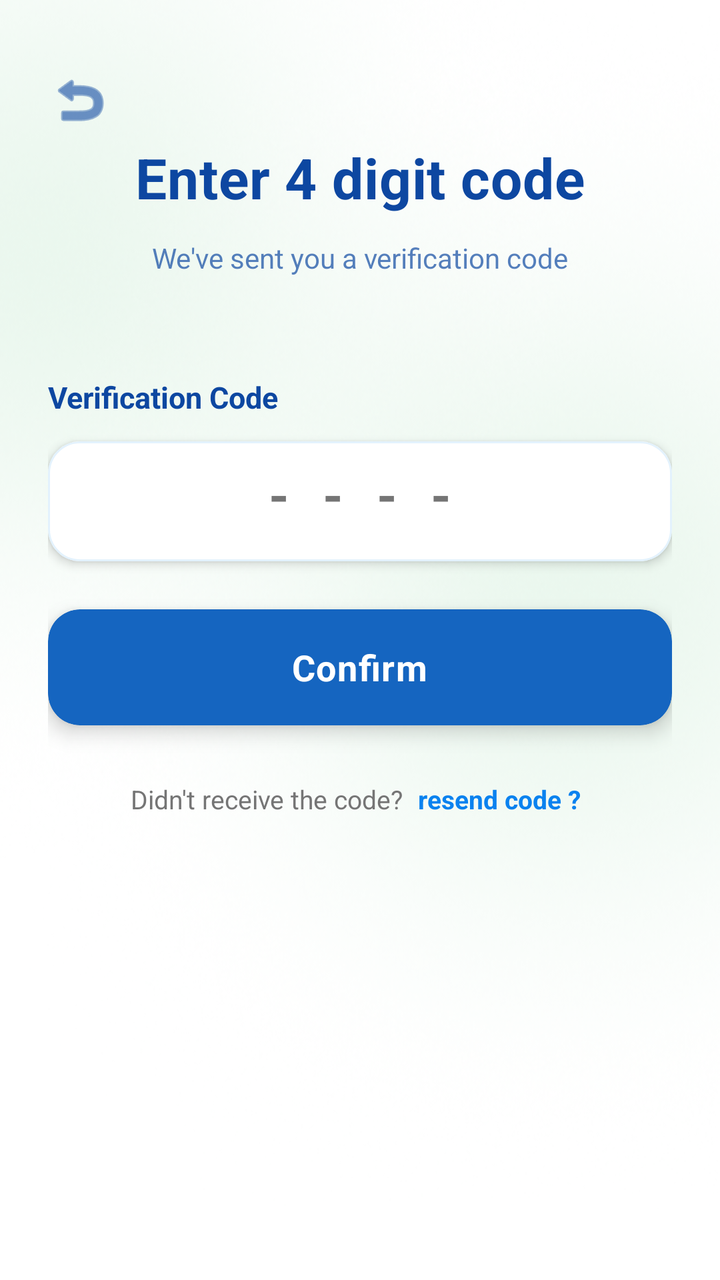
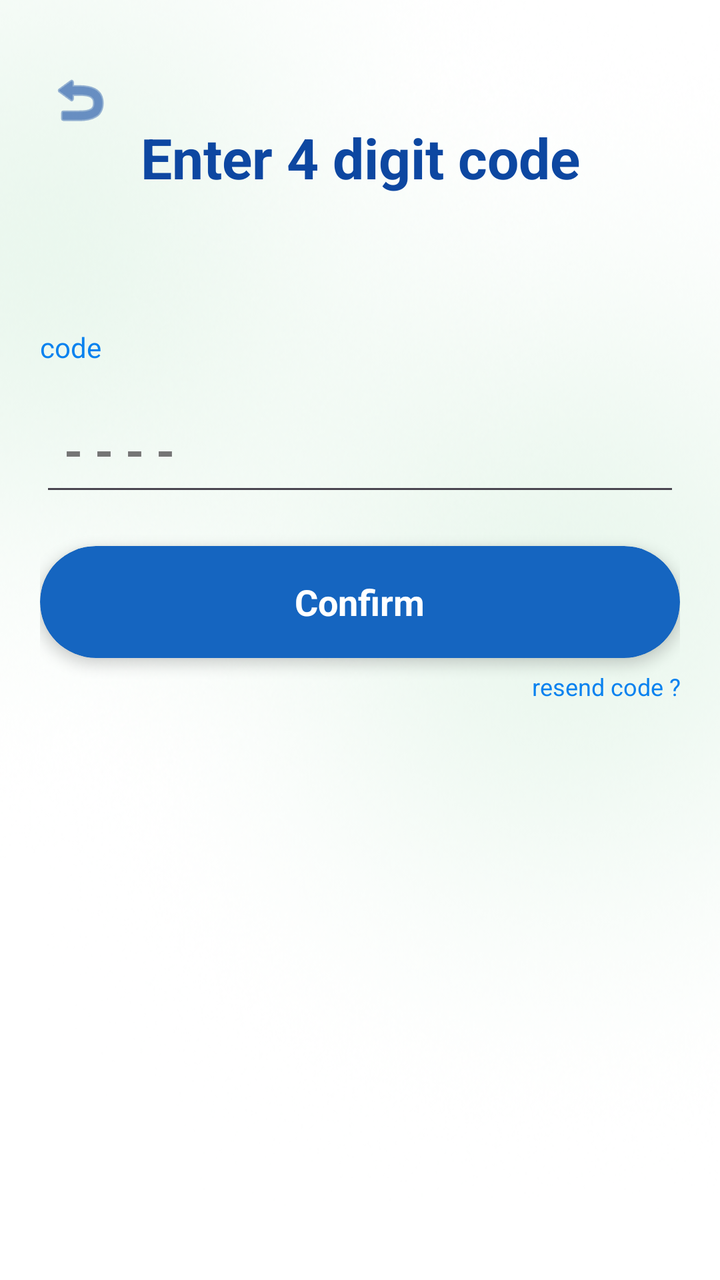

An Android layout rendered at two revisions. The XML below is the earlier revision; the diff shows what the commit changed to produce the second picture.
<!-- AndroidManifest.xml: application theme Theme.Hostello -->
<!-- res/layout/activity_otp.xml -->
<?xml version="1.0" encoding="utf-8"?>
<LinearLayout xmlns:android="http://schemas.android.com/apk/res/android"
    xmlns:app="http://schemas.android.com/apk/res-auto"
    xmlns:tools="http://schemas.android.com/tools"
    android:id="@+id/main"
    android:layout_width="match_parent"
    android:layout_height="match_parent"
    android:orientation="vertical"
    android:background="@color/white"
    tools:context=".OtpActivity">

    <FrameLayout
        android:layout_width="match_parent"
        android:layout_height="wrap_content"
        android:background="@drawable/gradient_bg">

        
        <ImageButton
            android:id="@+id/back"
            android:layout_width="48dp"
            android:layout_height="48dp"
            android:layout_marginStart="16dp"
            android:layout_marginTop="26dp"
            android:background="?attr/selectableItemBackgroundBorderless"
            android:contentDescription="@string/back"
            android:src="@android:drawable/ic_menu_revert"
            app:tint="@color/dark_blue" />

        
        <LinearLayout
            android:layout_width="match_parent"
            android:layout_height="wrap_content"
            android:orientation="vertical"
            android:gravity="center_horizontal"
            android:paddingStart="24dp"
            android:paddingEnd="24dp"
            android:paddingTop="20dp"
            android:paddingBottom="40dp">

            
            <TextView
                android:id="@+id/member_verification_code_text"
                android:layout_width="match_parent"
                android:layout_height="wrap_content"
                android:text="@string/enter_4_digit_code"
                android:textAlignment="center"
                android:textColor="@color/dark_blue"
                android:textSize="28sp"
                android:textStyle="bold"
                android:layout_marginTop="50dp"
                android:layout_marginBottom="12dp"
                android:letterSpacing="0.01" />

            
            <TextView
                android:layout_width="match_parent"
                android:layout_height="wrap_content"
                android:text="We've sent you a verification code"
                android:textAlignment="center"
                android:textColor="@color/dark_blue"
                android:textSize="14sp"
                android:layout_marginBottom="50dp"
                android:alpha="0.7" />

            
            <TextView
                android:id="@+id/member_ver_code"
                android:layout_width="match_parent"
                android:layout_height="wrap_content"
                android:text="Verification Code"
                android:textColor="@color/dark_blue"
                android:textSize="15sp"
                android:textStyle="bold"
                android:layout_marginBottom="12dp" />

            
            <com.google.android.material.card.MaterialCardView
                android:layout_width="match_parent"
                android:layout_height="wrap_content"
                app:cardCornerRadius="16dp"
                app:cardElevation="3dp"
                app:strokeWidth="1dp"
                app:strokeColor="#E3F2FD"
                app:cardBackgroundColor="@color/white"
                android:layout_marginBottom="24dp">

                <EditText
                    android:id="@+id/member_four_digit_input"
                    android:layout_width="match_parent"
                    android:layout_height="60dp"
                    android:hint="@string/code_hint"
                    android:inputType="number"
                    android:padding="16dp"
                    android:textColor="@color/dark_blue"
                    android:textColorHint="@color/text_gray"
                    android:textSize="26sp"
                    android:textStyle="bold"
                    android:maxLength="6"
                    android:gravity="center"
                    android:letterSpacing="0.2"
                    android:background="@android:color/transparent" />

            </com.google.android.material.card.MaterialCardView>

            
            <androidx.cardview.widget.CardView
                android:id="@+id/member_confirm"
                android:layout_width="match_parent"
                android:layout_height="58dp"
                app:cardCornerRadius="16dp"
                app:cardElevation="6dp"
                android:clickable="true"
                android:focusable="true"
                android:foreground="?attr/selectableItemBackground"
                app:cardBackgroundColor="#1565C0">

                <TextView
                    android:layout_width="wrap_content"
                    android:layout_height="wrap_content"
                    android:layout_gravity="center"
                    android:text="@string/confirm_button"
                    android:textColor="#FFFFFF"
                    android:textSize="18sp"
                    android:textStyle="bold"
                    android:letterSpacing="0.03" />
            </androidx.cardview.widget.CardView>

            
            <LinearLayout
                android:layout_width="wrap_content"
                android:layout_height="wrap_content"
                android:orientation="horizontal"
                android:layout_marginTop="20dp"
                android:gravity="center">

                <TextView
                    android:layout_width="wrap_content"
                    android:layout_height="wrap_content"
                    android:text="Didn't receive the code? "
                    android:textSize="13sp"
                    android:textColor="@color/text_gray" />

                <TextView
                    android:id="@+id/code_confirm_agree"
                    android:layout_width="wrap_content"
                    android:layout_height="wrap_content"
                    android:text="@string/resend_code"
                    android:textSize="13sp"
                    android:textColor="@color/blue"
                    android:textStyle="bold"
                    android:clickable="true"
                    android:focusable="true"
                    android:background="?attr/selectableItemBackground"
                    android:paddingStart="4dp"
                    android:paddingEnd="4dp"
                    android:paddingTop="8dp"
                    android:paddingBottom="8dp" />

            </LinearLayout>

        </LinearLayout>

    </FrameLayout>

</LinearLayout>
<!-- resources referenced by this layout -->
<resources>
  <color name="blue">#0A82EF</color>
  <color name="dark_blue">#0D47A1</color>
  <color name="text_gray">#757575</color>
  <color name="white">#FFFFFF</color>
  <!-- drawable gradient_bg: png bitmap (drawable, 370907 bytes) -->
  <string name="back">Back</string>
  <string name="code_hint">- - - -</string>
  <string name="confirm_button">Confirm</string>
  <string name="enter_4_digit_code">Enter 4 digit code</string>
  <string name="resend_code">resend code ?</string>
  <style name="Theme.Hostello" parent="Base.Theme.Hostello" />
  <style name="Base.Theme.Hostello" parent="Theme.Material3.DayNight.NoActionBar">
          <item name="colorPrimary">@color/black</item>
      </style>
  <color name="black">#FF000000</color>
</resources>

<!-- the commit's change to res/layout/activity_otp.xml (unified diff, before → after) -->
@@ -15,6 +15,7 @@
         android:background="@drawable/gradient_bg">
 
         
+
         <ImageButton
             android:id="@+id/back"
             android:layout_width="48dp"
@@ -27,17 +28,14 @@
             app:tint="@color/dark_blue" />
 
         
+
         <LinearLayout
             android:layout_width="match_parent"
             android:layout_height="wrap_content"
             android:orientation="vertical"
             android:gravity="center_horizontal"
-            android:paddingStart="24dp"
-            android:paddingEnd="24dp"
-            android:paddingTop="20dp"
-            android:paddingBottom="40dp">
+            android:padding="20dp">
 
-            
             <TextView
                 android:id="@+id/member_verification_code_text"
                 android:layout_width="match_parent"
@@ -47,71 +45,43 @@
                 android:textColor="@color/dark_blue"
                 android:textSize="28sp"
                 android:textStyle="bold"
-                android:layout_marginTop="50dp"
-                android:layout_marginBottom="12dp"
-                android:letterSpacing="0.01" />
+                android:layout_marginTop="40dp"
+                android:layout_marginBottom="40dp" />
 
-            
-            <TextView
-                android:layout_width="match_parent"
-                android:layout_height="wrap_content"
-                android:text="We've sent you a verification code"
-                android:textAlignment="center"
-                android:textColor="@color/dark_blue"
-                android:textSize="14sp"
-                android:layout_marginBottom="50dp"
-                android:alpha="0.7" />
-
-            
             <TextView
                 android:id="@+id/member_ver_code"
                 android:layout_width="match_parent"
                 android:layout_height="wrap_content"
-                android:text="Verification Code"
-                android:textColor="@color/dark_blue"
-                android:textSize="15sp"
-                android:textStyle="bold"
-                android:layout_marginBottom="12dp" />
+                android:text="code"
+                android:textColor="@color/blue"
+                android:textSize="14sp"
+                android:layout_marginTop="80px"
+                android:layout_marginBottom="20dp" />
 
             
-            <com.google.android.material.card.MaterialCardView
+
+            <EditText
+                android:id="@+id/member_four_digit_input"
                 android:layout_width="match_parent"
-                android:layout_height="wrap_content"
-                app:cardCornerRadius="16dp"
-                app:cardElevation="3dp"
-                app:strokeWidth="1dp"
-                app:strokeColor="#E3F2FD"
-                app:cardBackgroundColor="@color/white"
-                android:layout_marginBottom="24dp">
-
-                <EditText
-                    android:id="@+id/member_four_digit_input"
-                    android:layout_width="match_parent"
-                    android:layout_height="60dp"
-                    android:hint="@string/code_hint"
-                    android:inputType="number"
-                    android:padding="16dp"
-                    android:textColor="@color/dark_blue"
-                    android:textColorHint="@color/text_gray"
-                    android:textSize="26sp"
-                    android:textStyle="bold"
-                    android:maxLength="6"
-                    android:gravity="center"
-                    android:letterSpacing="0.2"
-                    android:background="@android:color/transparent" />
-
-            </com.google.android.material.card.MaterialCardView>
+                android:layout_height="50dp"
+                android:hint="@string/code_hint"
+                android:inputType="numberPassword"
+                android:padding="12dp"
+                android:textColor="@color/blue"
+                android:textColorHint="@color/text_gray"
+                android:textSize="24sp"
+                android:textStyle="bold"
+                android:maxLength="15"
+                android:layout_marginBottom="20dp" />
 
             
+
             <androidx.cardview.widget.CardView
                 android:id="@+id/member_confirm"
                 android:layout_width="match_parent"
-                android:layout_height="58dp"
-                app:cardCornerRadius="16dp"
-                app:cardElevation="6dp"
-                android:clickable="true"
-                android:focusable="true"
-                android:foreground="?attr/selectableItemBackground"
+                android:layout_height="56dp"
+                app:cardCornerRadius="28dp"
+                app:cardElevation="4dp"
                 app:cardBackgroundColor="#1565C0">
 
                 <TextView
@@ -121,43 +91,20 @@
                     android:text="@string/confirm_button"
                     android:textColor="#FFFFFF"
                     android:textSize="18sp"
-                    android:textStyle="bold"
-                    android:letterSpacing="0.03" />
+                    android:textStyle="bold" />
             </androidx.cardview.widget.CardView>
 
             
-            <LinearLayout
-                android:layout_width="wrap_content"
+
+            <TextView
+                android:id="@+id/code_confirm_agree"
+                android:layout_width="match_parent"
                 android:layout_height="wrap_content"
-                android:orientation="horizontal"
-                android:layout_marginTop="20dp"
-                android:gravity="center">
-
-                <TextView
-                    android:layout_width="wrap_content"
-                    android:layout_height="wrap_content"
-                    android:text="Didn't receive the code? "
-                    android:textSize="13sp"
-                    android:textColor="@color/text_gray" />
-
-                <TextView
-                    android:id="@+id/code_confirm_agree"
-                    android:layout_width="wrap_content"
-                    android:layout_height="wrap_content"
-                    android:text="@string/resend_code"
-                    android:textSize="13sp"
-                    android:textColor="@color/blue"
-                    android:textStyle="bold"
-                    android:clickable="true"
-                    android:focusable="true"
-                    android:background="?attr/selectableItemBackground"
-                    android:paddingStart="4dp"
-                    android:paddingEnd="4dp"
-                    android:paddingTop="8dp"
-                    android:paddingBottom="8dp" />
-
-            </LinearLayout>
-
+                android:layout_marginTop="6dp"
+                android:textAlignment="textEnd"
+                android:textSize="12sp"
+                android:textColor="@color/blue"
+                android:text="@string/resend_code"/>
         </LinearLayout>
 
     </FrameLayout>
